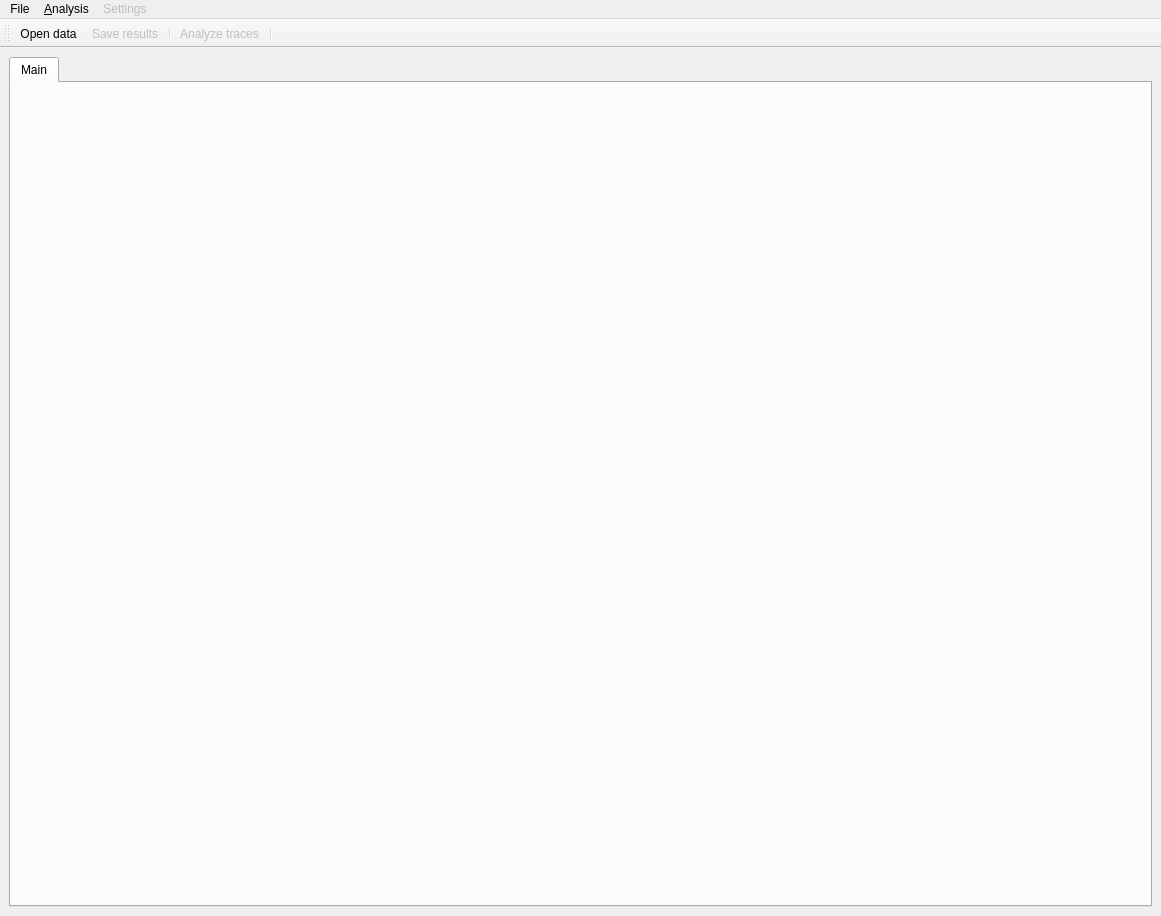
This is Resources/UI/blits.ui in ubenu/Blits as Qt 5 draws it before an edit. The edited form follows.
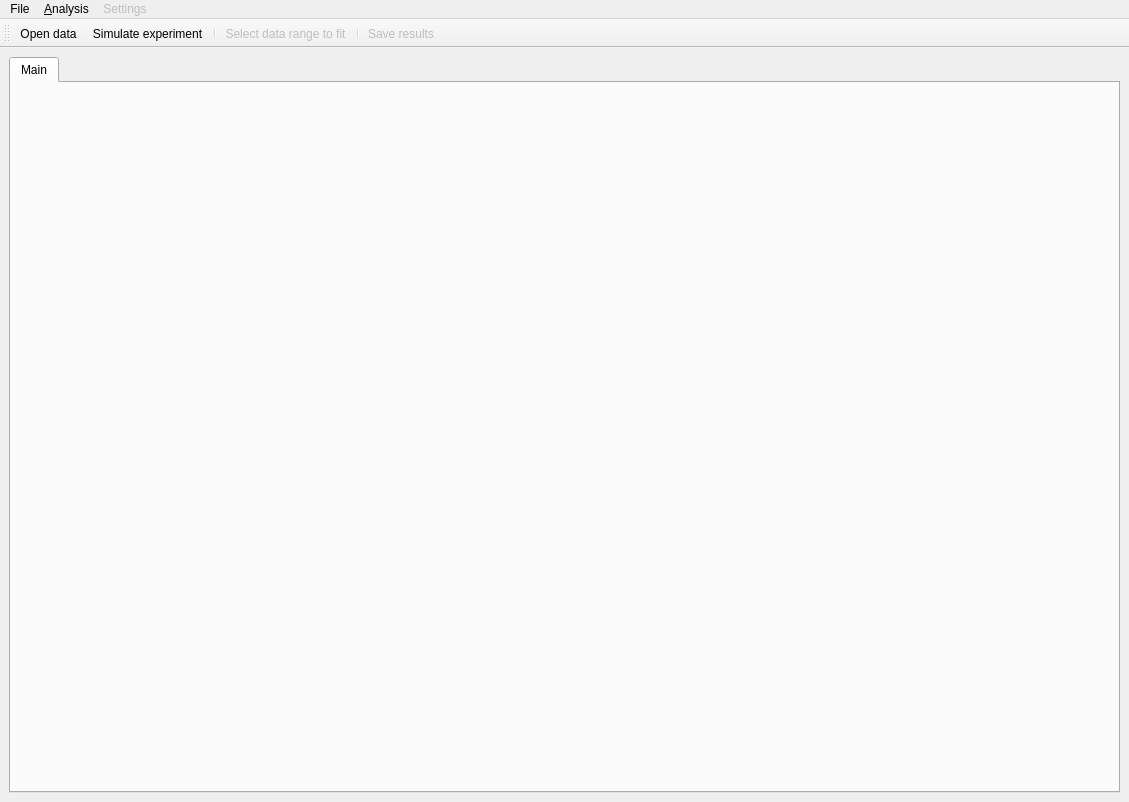
This is the edited form. Icons and pictures are not drawn.

Commit message:
Made a start with the experiment simulator, using a new dialog, simulate_dialog (adapted from scrutinize_dialog)
Still a lot to be done.

```diff
--- a/Resources/UI/blits.ui
+++ b/Resources/UI/blits.ui
@@ -6,8 +6,8 @@
    <rect>
     <x>0</x>
     <y>0</y>
-    <width>1161</width>
-    <height>916</height>
+    <width>1129</width>
+    <height>802</height>
    </rect>
   </property>
   <property name="windowTitle">
@@ -60,7 +60,7 @@
     <rect>
      <x>0</x>
      <y>0</y>
-     <width>1161</width>
+     <width>1129</width>
      <height>21</height>
     </rect>
    </property>
@@ -107,10 +107,11 @@
     <bool>false</bool>
    </attribute>
    <addaction name="action_open"/>
-   <addaction name="action_save"/>
+   <addaction name="action_simulate"/>
    <addaction name="separator"/>
    <addaction name="action_scrutinize"/>
    <addaction name="separator"/>
+   <addaction name="action_save"/>
   </widget>
   <action name="action_open">
    <property name="icon">
@@ -153,7 +154,7 @@
      <normaloff>:/TraceScrutinizer.png</normaloff>:/TraceScrutinizer.png</iconset>
    </property>
    <property name="text">
-    <string>Analyze traces</string>
+    <string>Select data range to fit</string>
    </property>
    <property name="toolTip">
     <string>Analyze traces</string>
@@ -167,6 +168,19 @@
     <string>Close data</string>
    </property>
   </action>
+  <action name="action_simulate">
+   <property name="checkable">
+    <bool>true</bool>
+   </property>
+   <property name="icon">
+    <iconset>
+     <normalon>:/TraceScrutinizer.png</normalon>
+    </iconset>
+   </property>
+   <property name="text">
+    <string>Simulate experiment</string>
+   </property>
+  </action>
  </widget>
  <resources>
   <include location="blits.qrc"/>
```
Left out of the diff: 2 changed lines with no effect on the pictures. The commit also changes 5 other files.
